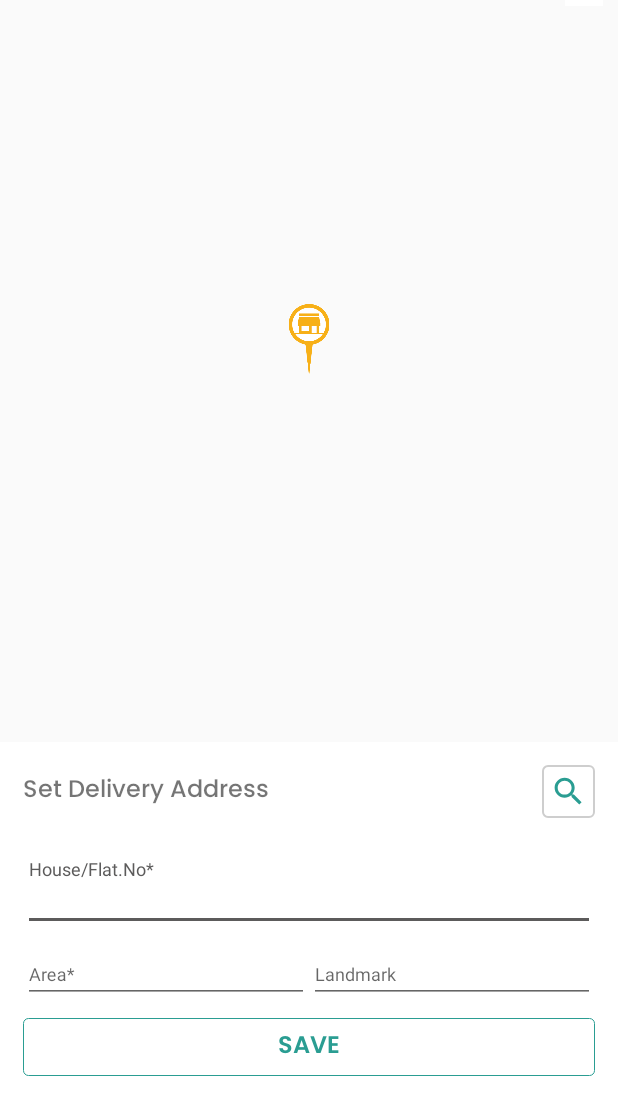
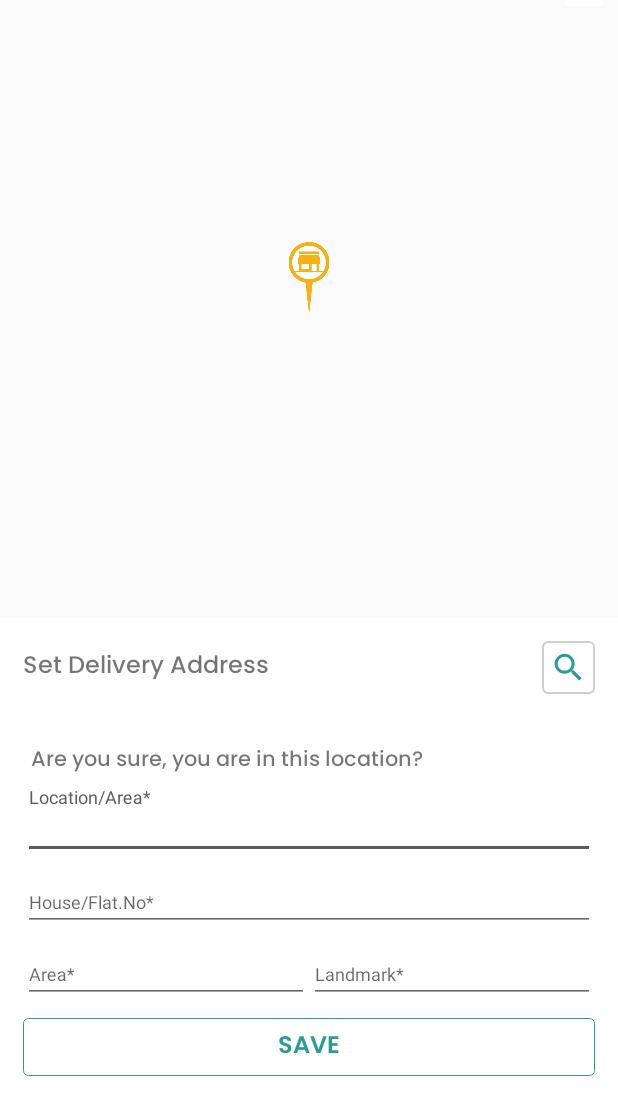
Before and after one commit to kirubarajm/Dailylocally-Android, an Android app: the AddAddressActivity screen opened directly, with no data from a screen before it, on a phone screen of 412 x 824 dp, the part 137-1236 px from its top. Run offline under Robolectric (Android 15) with nearby library versions, the phone set to English and light mode, and no system bars; our stand-ins replace Dagger/Hilt's generated code, RxJava, Volley, data binding.

Commit message:
Address field added and made landmark mandatory

```diff
--- a/app/src/main/java/com/dailylocally/ui/address/add/AddAddressNavigator.java
+++ b/app/src/main/java/com/dailylocally/ui/address/add/AddAddressNavigator.java
@@ -24,6 +24,8 @@ public interface AddAddressNavigator {
 
     void emptyFields();
 
+    boolean validationForAddress();
+
     void myLocationn();
 
     void showToast(String msg);
@@ -36,4 +38,6 @@ public interface AddAddressNavigator {
 
     void getAddressFailure();
 
+    void googleAddressClick();
+
 }
--- a/app/src/main/res/layout/activity_add_address.xml
+++ b/app/src/main/res/layout/activity_add_address.xml
@@ -182,11 +182,18 @@
                         android:textSize="14sp"
                         android:visibility="visible" />
 
+                    <com.dailylocally.utilities.fonts.poppins.SubTitleTextView
+                        android:layout_below="@+id/text_input_location"
+                        android:padding="5dp"
+                        android:onClick="@{()->addAddressViewModel.locationClick()}"
+                        android:text="Are you sure, you are in this location?"
+                        android:layout_width="wrap_content"
+                        android:layout_height="wrap_content"/>
 
                         <com.google.android.material.textfield.TextInputLayout
+                            android:id="@+id/text_input_location"
                             android:layout_width="match_parent"
-                        android:layout_height="wrap_content"
-                        android:visibility="gone">
+                            android:layout_height="wrap_content">
 
                             <com.google.android.material.textfield.TextInputEditText
                                 android:id="@+id/location"
@@ -194,10 +201,8 @@
                                 android:layout_height="wrap_content"
                                 android:hint="@string/location_area"
                                 android:inputType="text"
-                            android:text="@{addAddressViewModel.locationAddress}"
                                 android:textSize="12sp" />
                         </com.google.android.material.textfield.TextInputLayout>
-
 
                     <com.google.android.material.textfield.TextInputLayout
                         android:layout_width="match_parent"
@@ -235,7 +240,6 @@
                                 android:text="@{addAddressViewModel.area}"
                                 android:textSize="12sp" />
                         </com.google.android.material.textfield.TextInputLayout>
-
 
                         <com.google.android.material.textfield.TextInputLayout
                             android:layout_width="match_parent"
--- a/app/src/main/res/values/strings.xml
+++ b/app/src/main/res/values/strings.xml
@@ -333,7 +333,7 @@
     <string name="location_area">Location/Area*</string>
     <string name="house_flat_no">House/Flat.No*</string>
     <string name="area">Area*</string>
-    <string name="landmark">Landmark</string>
+    <string name="landmark">Landmark*</string>
     <string name="save">Save</string>
 
     <string name="fields_are_mandatory">* Fields are mandatory</string>
```
Also changed, not shown: app/src/main/java/com/dailylocally/ui/address/add/AddAddressActivity.java (+14 -0 lines), app/src/main/java/com/dailylocally/ui/address/add/AddAddressViewModel.java (+11 -5 lines). Lines whose indentation alone changed are shown as unchanged.
